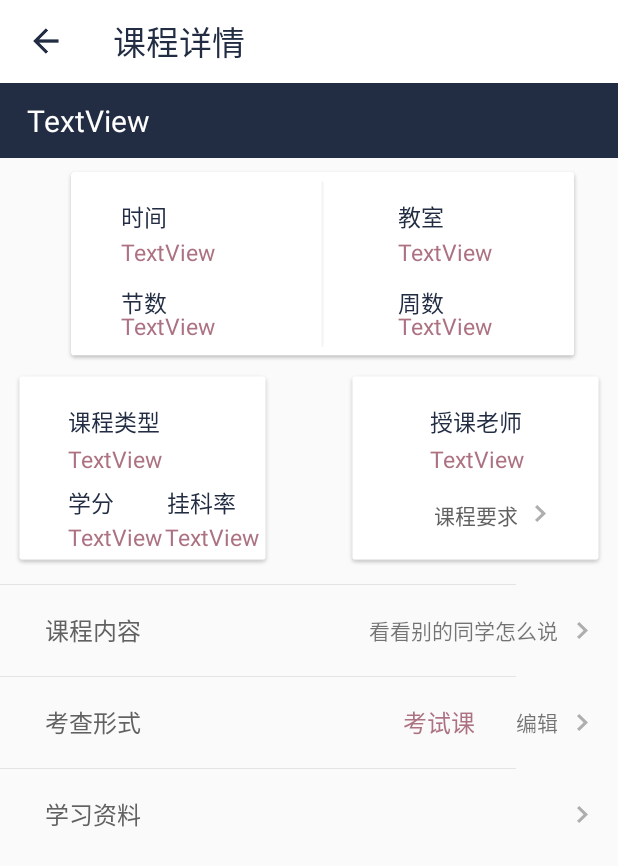
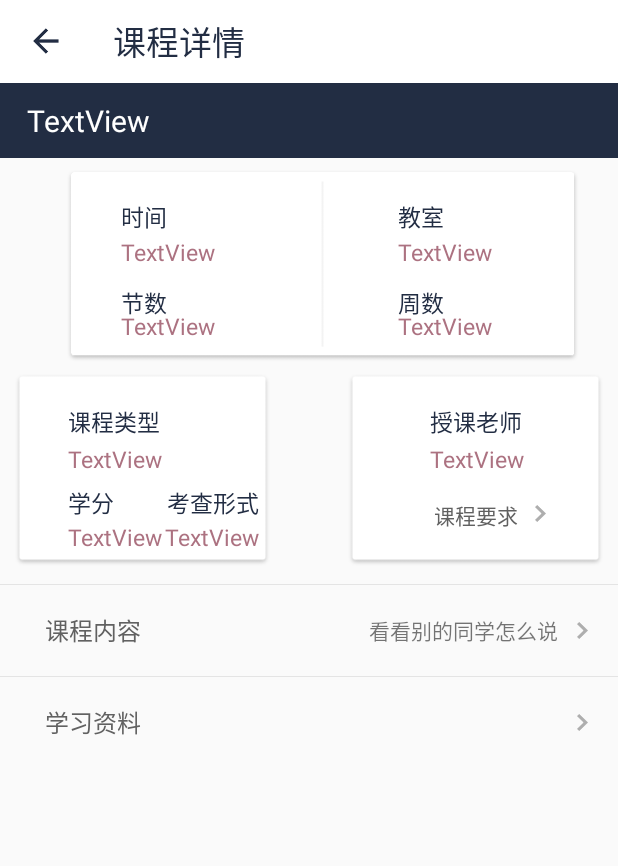
Before and after one commit to hg4/jiangnankezhan, an Android app: the CosDetailsActivity screen opened directly, with no data from a screen before it, on a phone screen of 412 x 824 dp. Shown: the top 866 px of the screen. Run offline under Robolectric (Android 15) with nearby library versions, the phone set to English and light mode, and no system bars; libraries missing offline, so code that uses them is left out: org.litepal, org.litepal.crud; 1 statement that could not run was skipped.

Commit message:
小改动

```diff
--- a/app/src/main/java/com/example/hg4/jiangnankezhan/CosDetailsActivity.java
+++ b/app/src/main/java/com/example/hg4/jiangnankezhan/CosDetailsActivity.java
@@ -24,6 +24,7 @@ import org.litepal.crud.DataSupport;
 import java.util.Arrays;
 import java.util.List;
 
+import static com.example.hg4.jiangnankezhan.R.id.examinetype;
 import static com.example.hg4.jiangnankezhan.R.id.week;
 import static org.litepal.crud.DataSupport.where;
 
@@ -38,10 +39,9 @@ public class CosDetailsActivity extends AppCompatActivity implements View.OnClic
     private int cosendweek;
     private String courseType;
     private String point;
-    private String unpassRate;
     private String begintime;
     private String endtime;
-    private String examinetype;
+    private String examtype;
 
     private TextView cosname;
     private TextView costime;
@@ -52,7 +52,6 @@ public class CosDetailsActivity extends AppCompatActivity implements View.OnClic
 
     private TextView costype;
     private TextView coscredit;
-    private TextView cosfailrate;
     private TextView costeacher;
     private ImageView back;
     private TextView require;
@@ -79,8 +78,7 @@ public class CosDetailsActivity extends AppCompatActivity implements View.OnClic
         cosweek = (TextView) findViewById(R.id.cosweek);
         costype = (TextView) findViewById(R.id.costype);
         coscredit = (TextView) findViewById(R.id.coscredit);
-        cosexamtype=(TextView)findViewById(R.id.examinetype);
-        cosfailrate = (TextView) findViewById(R.id.cosfailrate);
+        cosexamtype=(TextView)findViewById(R.id.cosexamtype);
         costeacher = (TextView) findViewById(R.id.costeacher);
 
         List<Course> courses = DataSupport.where("courseName=? and teacher=? and date=?", Name, teacher, weekday).find(Course.class);
@@ -93,7 +91,7 @@ public class CosDetailsActivity extends AppCompatActivity implements View.OnClic
                 cosendnumber = cosbeginnumber + Integer.parseInt(course.getLength()) - 1;
                 courseType = course.getCourseType();
                 point=course.getPoint();
-                examinetype=course.getTestType();
+                examtype=course.getTestType();
                 costeacher.setText(teacher);
                 cosname.setText(Name);
                 cosclassroom.setText(classroom);
@@ -101,7 +99,7 @@ public class CosDetailsActivity extends AppCompatActivity implements View.OnClic
                 cosweek.setText(cosbeginweek + "-" + cosendweek + "周");
                 costype.setText(courseType);
                 coscredit.setText(point);
-                cosexamtype.setText(examinetype);
+                cosexamtype.setText(examtype);
                 setTime();
             }
         }else {
@@ -121,7 +119,7 @@ public class CosDetailsActivity extends AppCompatActivity implements View.OnClic
                             cosendnumber = cosbeginnumber + avObject.getInt("length") - 1;
                             courseType = avObject.getString("courseType");
                             point=avObject.getString("point");
-                            examinetype=avObject.getString("testType");
+                            examtype=avObject.getString("testType");
                             costeacher.setText(teacher);
                             cosname.setText(Name);
                             cosclassroom.setText(classroom);
@@ -129,7 +127,7 @@ public class CosDetailsActivity extends AppCompatActivity implements View.OnClic
                             cosweek.setText(cosbeginweek + "-" + cosendweek + "周");
                             costype.setText(courseType);
                             coscredit.setText(point);
-                            cosexamtype.setText(examinetype);
+                            cosexamtype.setText(examtype);
                             setTime();
                         } else {
                             e.printStackTrace();
--- a/app/src/main/java/com/example/hg4/jiangnankezhan/FragmentOfschedule.java
+++ b/app/src/main/java/com/example/hg4/jiangnankezhan/FragmentOfschedule.java
@@ -42,6 +42,8 @@ import java.util.List;
 import okhttp3.Call;
 import okhttp3.Callback;
 import okhttp3.Response;
+
+import static android.icu.lang.UCharacter.GraphemeClusterBreak.T;
 
 /**
  * Created by Administrator on 2017/9/10.
@@ -135,12 +137,11 @@ public class FragmentOfschedule extends Fragment implements View.OnClickListener
 							Log.e("test",response.toString());
 
 							intent.putExtra("verificationCode",response.body().bytes());
-
 						}
 					});
 					startActivityForResult(intent,1);
 				}else{
-					Toast.makeText(getActivity().getApplicationContext(), "当前网络状态不佳", Toast.LENGTH_SHORT).show();
+					Toast.makeText(getActivity().getApplicationContext(), "当前网络不可用", Toast.LENGTH_SHORT).show();
 				}
 
                 break;
--- a/app/src/main/java/com/example/hg4/jiangnankezhan/SearchActivity.java
+++ b/app/src/main/java/com/example/hg4/jiangnankezhan/SearchActivity.java
@@ -13,6 +13,7 @@ import android.widget.EditText;
 import android.widget.ImageButton;
 import android.widget.ImageView;
 import android.widget.TextView;
+import android.widget.Toast;
 
 import com.aspsine.swipetoloadlayout.OnLoadMoreListener;
 import com.aspsine.swipetoloadlayout.SwipeLoadMoreFooterLayout;
@@ -26,6 +27,8 @@ import com.example.hg4.jiangnankezhan.Model.Course;
 
 import java.util.ArrayList;
 import java.util.List;
+
+import static com.example.hg4.jiangnankezhan.FragmentOfschedule.isNetworkAvailable;
 
 public class SearchActivity extends BaseActivity implements OnLoadMoreListener{
 	private EditText input;
@@ -56,6 +59,7 @@ public class SearchActivity extends BaseActivity implements OnLoadMoreListener{
 		find.setOnClickListener(new View.OnClickListener() {
 			@Override
 			public void onClick(View v) {
+				if (isNetworkAvailable(SearchActivity.this)==true){
 					String findText=input.getText().toString();
 					if(!"".equals(findText)){
 						AVSearchQuery<AVObject> avSearchQuery=new AVSearchQuery<AVObject>(findText);
@@ -76,9 +80,11 @@ public class SearchActivity extends BaseActivity implements OnLoadMoreListener{
 									}
 								}
 								else e.printStackTrace();
-
 							}
 						});
+					}
+				}else{
+					Toast.makeText(SearchActivity.this, "当前网络不可用", Toast.LENGTH_SHORT).show();
 				}
 			}
 		});
--- a/app/src/main/res/layout/activity_comment.xml
+++ b/app/src/main/res/layout/activity_comment.xml
@@ -107,8 +107,8 @@
     <Button
         android:id="@+id/addcmt_comment"
         android:layout_width="340dp"
-        android:layout_height="54dp"
-        android:background="#Ac7281"
+        android:layout_height="wrap_content"
+        android:background="@drawable/button1"
         android:text="确定发表"
         android:textSize="17dp"
         android:textColor="#fff"
--- a/app/src/main/res/layout/activity_cos_details.xml
+++ b/app/src/main/res/layout/activity_cos_details.xml
@@ -242,30 +242,29 @@
             app:layout_constraintLeft_toLeftOf="parent" />
 
         <TextView
-            android:id="@+id/failrate"
             android:layout_width="wrap_content"
             android:layout_height="wrap_content"
-            android:text="挂科率"
+            android:layout_marginLeft="35dp"
+            android:layout_marginStart="35dp"
+            android:layout_marginTop="74dp"
+            android:text="考查形式"
             android:textColor="#222D43"
             android:textSize="15dp"
             app:layout_constraintLeft_toRightOf="@+id/credit"
-            android:layout_marginLeft="35dp"
-            app:layout_constraintTop_toTopOf="parent"
-            android:layout_marginTop="74dp"
-            android:layout_marginStart="35dp" />
+            app:layout_constraintTop_toTopOf="parent" />
 
         <TextView
-            android:id="@+id/cosfailrate"
+            android:id="@+id/cosexamtype"
             android:layout_width="wrap_content"
             android:layout_height="wrap_content"
+            android:layout_marginLeft="100dp"
+            android:layout_marginStart="100dp"
+            android:layout_marginTop="98dp"
             android:text="TextView"
             android:textColor="#Ac7281"
             android:textSize="15dp"
-            app:layout_constraintTop_toTopOf="parent"
-            android:layout_marginTop="98dp"
-            android:layout_marginLeft="100dp"
             app:layout_constraintLeft_toLeftOf="parent"
-            android:layout_marginStart="100dp" />
+            app:layout_constraintTop_toTopOf="parent" />
     </android.support.constraint.ConstraintLayout>
 
     <android.support.constraint.ConstraintLayout
@@ -326,7 +325,7 @@
             android:layout_width="wrap_content"
             android:layout_height="wrap_content"
             android:layout_marginEnd="38dp"
-            android:layout_marginRight="40dp"
+            android:layout_marginRight="38dp"
             android:layout_marginTop="4dp"
             app:layout_constraintRight_toRightOf="parent"
             app:layout_constraintTop_toTopOf="@+id/requirement"
@@ -386,88 +385,12 @@
                 app:srcCompat="@drawable/info_next_icon" />
 
             <ImageView
-                android:layout_width="344dp"
+                android:layout_width="match_parent"
                 android:layout_height="wrap_content"
-                android:background="@drawable/uni_div"
-                tools:layout_editor_absoluteY="414dp"
-                tools:layout_editor_absoluteX="8dp" />
+                android:background="@drawable/uni_div" />
         </android.support.constraint.ConstraintLayout>
     </LinearLayout>
-    <LinearLayout
-        android:layout_width="0dp"
-        android:layout_height="61dp"
-        app:layout_constraintRight_toRightOf="parent"
-        app:layout_constraintLeft_toLeftOf="parent"
-        app:layout_constraintTop_toBottomOf="@+id/linearLayout2"
-        android:id="@+id/linearLayout3">
-        <android.support.constraint.ConstraintLayout
-            android:layout_width="match_parent"
-            android:layout_height="match_parent">
 
-
-            <TextView
-                android:layout_width="wrap_content"
-                android:layout_height="wrap_content"
-                android:text=" 考查形式"
-                android:textSize="16dp"
-                android:textColor="#616161"
-                app:layout_constraintTop_toTopOf="parent"
-                android:layout_marginTop="8dp"
-                app:layout_constraintBottom_toBottomOf="parent"
-                android:layout_marginBottom="8dp"
-                android:layout_marginLeft="26dp"
-                app:layout_constraintLeft_toLeftOf="parent"
-                android:layout_marginStart="26dp" />
-
-            <TextView
-                android:id="@+id/examinetype"
-                android:layout_width="wrap_content"
-                android:layout_height="wrap_content"
-                android:layout_marginBottom="8dp"
-                android:layout_marginEnd="27dp"
-                android:layout_marginRight="27dp"
-                android:layout_marginTop="8dp"
-                android:text="考试课"
-                android:textColor="#Ac7281"
-                android:textSize="16dp"
-                app:layout_constraintBottom_toBottomOf="parent"
-                app:layout_constraintRight_toLeftOf="@+id/textView2"
-                app:layout_constraintTop_toTopOf="parent" />
-
-            <TextView
-                android:id="@+id/textView2"
-                android:layout_width="wrap_content"
-                android:layout_height="wrap_content"
-                android:layout_marginBottom="8dp"
-                android:layout_marginRight="40dp"
-                android:layout_marginTop="8dp"
-                android:text="编辑"
-                app:layout_constraintBottom_toBottomOf="parent"
-                app:layout_constraintRight_toRightOf="parent"
-                app:layout_constraintTop_toTopOf="parent"
-                android:layout_marginEnd="40dp" />
-
-            <ImageView
-                android:layout_width="wrap_content"
-                android:layout_height="wrap_content"
-                android:background="@drawable/info_next_icon"
-                app:layout_constraintTop_toTopOf="parent"
-                android:layout_marginTop="8dp"
-                app:layout_constraintBottom_toBottomOf="parent"
-                android:layout_marginBottom="8dp"
-                android:layout_marginRight="20dp"
-                app:layout_constraintRight_toRightOf="parent"
-                android:layout_marginEnd="20dp" />
-
-            <ImageView
-                android:layout_width="344dp"
-                android:layout_height="wrap_content"
-                android:background="@drawable/uni_div"
-                tools:layout_editor_absoluteY="475dp"
-                tools:layout_editor_absoluteX="8dp" />
-
-        </android.support.constraint.ConstraintLayout>
-    </LinearLayout>
     <LinearLayout xmlns:android="http://schemas.android.com/apk/res/android"
         xmlns:app="http://schemas.android.com/apk/res-auto"
         xmlns:tools="http://schemas.android.com/tools"
@@ -477,7 +400,7 @@
         app:layout_constraintRight_toRightOf="parent"
         app:layout_constraintLeft_toLeftOf="parent"
         app:layout_constraintHorizontal_bias="0.0"
-        app:layout_constraintTop_toBottomOf="@+id/linearLayout3">
+        app:layout_constraintTop_toBottomOf="@+id/linearLayout2">
 
         <android.support.constraint.ConstraintLayout
             android:layout_width="match_parent"
@@ -508,11 +431,9 @@
                 app:layout_constraintRight_toRightOf="parent"
                 android:layout_marginEnd="20dp" />
             <ImageView
-                android:layout_width="344dp"
+                android:layout_width="match_parent"
                 android:layout_height="wrap_content"
-                android:background="@drawable/uni_div"
-                tools:layout_editor_absoluteY="536dp"
-                tools:layout_editor_absoluteX="8dp" />
+                android:background="@drawable/uni_div" />
         </android.support.constraint.ConstraintLayout>
 
     </LinearLayout>
--- a/app/src/main/res/layout/activity_requirements.xml
+++ b/app/src/main/res/layout/activity_requirements.xml
@@ -122,7 +122,7 @@
         android:layout_marginLeft="0dp"
         android:layout_marginRight="0dp"
         android:layout_marginStart="8dp"
-        android:background="@color/colorRed"
+        android:background="@drawable/button1"
         android:text="我有话说"
         android:textColor="#fff"
         android:textSize="17dp"
--- a/app/src/main/res/layout/activity_search.xml
+++ b/app/src/main/res/layout/activity_search.xml
@@ -55,19 +55,19 @@
 
                     <EditText
                         android:id="@+id/sechcs_text"
-                        android:layout_width="match_parent"
+                        android:layout_width="220dp"
                         android:layout_height="wrap_content"
                         android:layout_gravity="center_vertical"
-                        android:paddingLeft="15dp"
                         android:layout_marginRight="5dp"
                         android:background="@null"
                         android:ems="10"
+                        android:hint="搜索"
                         android:inputType="text"
+                        android:maxLength="16"
                         android:maxLines="1"
-                        android:maxLength="16"
-                        android:hint="搜索"
+                        android:paddingLeft="15dp"
                         android:textColorHint="#AEAEAE"
-                        android:textSize="12dp"/>
+                        android:textSize="12dp" />
 
                 </LinearLayout>
 
```
Lines whose indentation alone changed are shown as unchanged.
